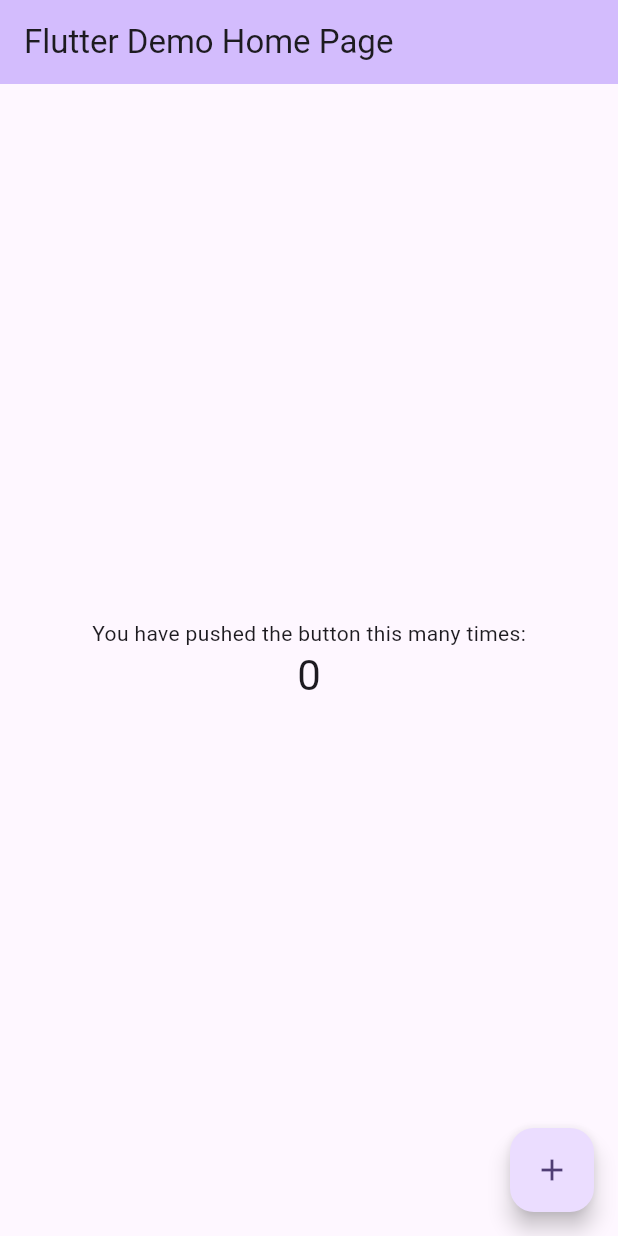
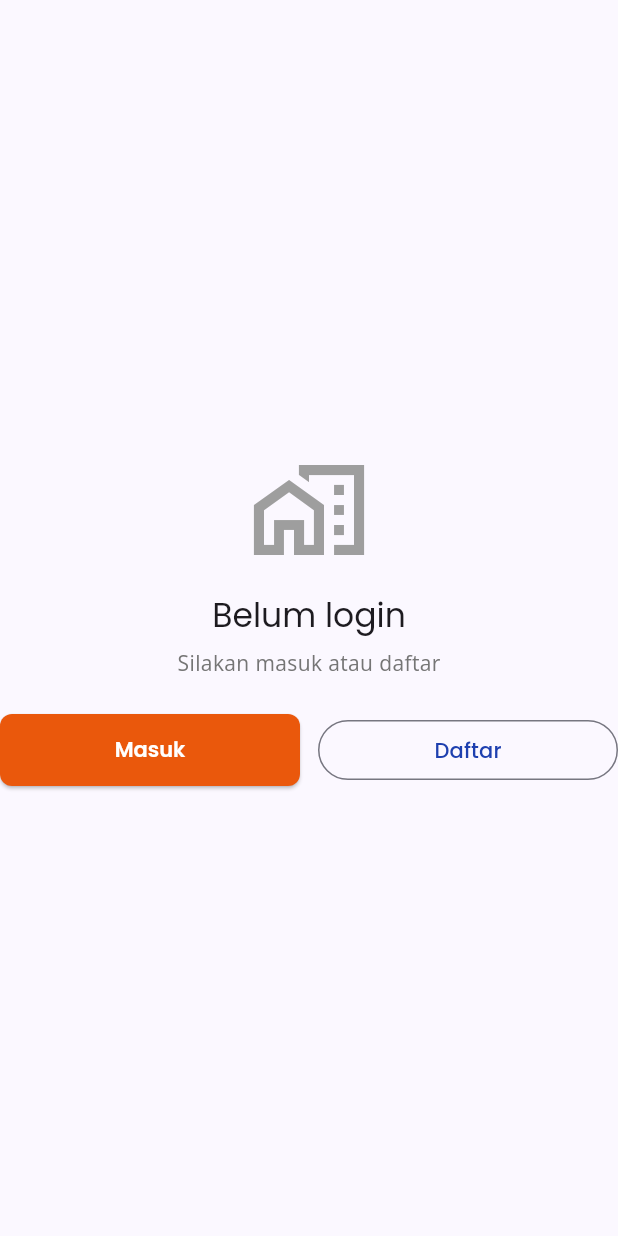
Before and after one commit to dhimskyyy/homeservice, a Flutter app: the screen it shows after launch, on a phone screen of 412 x 824 dp. Run offline on Flutter 3.47's test engine with Material 3 defaults, Android fonts, the phone set to English and light mode, and no system bars; our stand-ins replace flutter_dotenv, flutter_riverpod, go_router, google_fonts, supabase_flutter; accounts and stored records are empty.

Commit message:
Implement authentication flow with login and registration pages, integrate Supabase for user management, and set up routing with GoRouter

```diff
--- /dev/null
+++ b/app/lib/core/supabase_client.dart
@@ -0,0 +1,3 @@
+import 'package:supabase_flutter/supabase_flutter.dart';
+
+final supabase = Supabase.instance.client;
--- /dev/null
+++ b/app/lib/home/home_page.dart
@@ -0,0 +1,99 @@
+import 'package:flutter/material.dart';
+import 'package:flutter_riverpod/flutter_riverpod.dart';
+import 'package:go_router/go_router.dart';
+import '../auth/auth_provider.dart';
+
+class HomePage extends ConsumerWidget {
+  const HomePage({super.key});
+
+  @override
+  Widget build(BuildContext context, WidgetRef ref) {
+    final authState = ref.watch(authProvider);
+    final user = authState.user;
+    final theme = Theme.of(context);
+
+    if (user == null) {
+      return Scaffold(
+        body: Center(
+          child: Column(
+            mainAxisAlignment: MainAxisAlignment.center,
+            children: [
+              const Icon(Icons.home_work_outlined, size: 80, color: Colors.grey),
+              const SizedBox(height: 16),
+              Text(
+                'Belum login',
+                style: theme.textTheme.titleLarge,
+              ),
+              const SizedBox(height: 8),
+              Text(
+                'Silakan masuk atau daftar',
+                style: theme.textTheme.bodyMedium?.copyWith(
+                  color: Colors.grey.shade600,
+                ),
+              ),
+              const SizedBox(height: 24),
+              Row(
+                mainAxisAlignment: MainAxisAlignment.center,
+                children: [
+                  Expanded(
+                    child: ElevatedButton(
+                      onPressed: () => _navigateToLogin(context),
+                      child: const Text('Masuk'),
+                    ),
+                  ),
+                  const SizedBox(width: 12),
+                  Expanded(
+                    child: OutlinedButton(
+                      onPressed: () => _navigateToRegister(context),
+                      child: const Text('Daftar'),
+                    ),
+                  ),
+                ],
+              ),
+            ],
+          ),
+        ),
+      );
+    }
+
+    // Sementara: tampilkan email dan logout
+    return Scaffold(
+      appBar: AppBar(title: const Text('Beres')),
+      body: Center(
+        child: Column(
+          mainAxisAlignment: MainAxisAlignment.center,
+          children: [
+            const Icon(Icons.check_circle_outline, size: 60, color: Colors.green),
+            const SizedBox(height: 16),
+            Text(
+              'Halo, ${user.email}',
+              style: theme.textTheme.titleLarge,
+            ),
+            const SizedBox(height: 8),
+            Text(
+              'Anda login sebagai: ${user.userMetadata?['full_name'] ?? 'Pengguna'}',
+              style: theme.textTheme.bodyMedium?.copyWith(
+                color: Colors.grey.shade600,
+              ),
+            ),
+            const SizedBox(height: 24),
+            ElevatedButton(
+              onPressed: () async {
+                await ref.read(authProvider.notifier).signOut();
+              },
+              child: const Text('Logout'),
+            ),
+          ],
+        ),
+      ),
+    );
+  }
+
+  void _navigateToLogin(BuildContext context) {
+    context.go('/login');
+  }
+
+  void _navigateToRegister(BuildContext context) {
+    context.go('/register');
+  }
+}
--- a/app/lib/main.dart
+++ b/app/lib/main.dart
@@ -1,121 +1,88 @@
 import 'package:flutter/material.dart';
+import 'package:flutter_riverpod/flutter_riverpod.dart';
+import 'package:supabase_flutter/supabase_flutter.dart';
+import 'package:flutter_dotenv/flutter_dotenv.dart';
+import 'package:go_router/go_router.dart';
+import 'package:google_fonts/google_fonts.dart';
+import 'auth/login_page.dart';
+import 'auth/register_page.dart';
+import 'home/home_page.dart';
 
-void main() {
-  runApp(const MyApp());
+void main() async {
+  WidgetsFlutterBinding.ensureInitialized();
+  await dotenv.load(fileName: '.env');
+  await Supabase.initialize(
+    url: dotenv.env['NEXT_PUBLIC_SUPABASE_URL']!,
+    publishableKey: dotenv.env['NEXT_PUBLIC_SUPABASE_ANON_KEY']!,
+  );
+  runApp(const ProviderScope(child: MyApp()));
 }
+
+final GoRouter _router = GoRouter(
+  routes: [
+    GoRoute(
+      path: '/',
+      builder: (context, state) => const HomePage(),
+    ),
+    GoRoute(
+      path: '/login',
+      builder: (context, state) => const LoginPage(),
+    ),
+    GoRoute(
+      path: '/register',
+      builder: (context, state) => const RegisterPage(),
+    ),
+  ],
+);
 
 class MyApp extends StatelessWidget {
   const MyApp({super.key});
 
-  // This widget is the root of your application.
   @override
   Widget build(BuildContext context) {
-    return MaterialApp(
-      title: 'Flutter Demo',
+    final primaryColor = const Color(0xFF1E40AF);
+    final accentColor = const Color(0xFFEA580C);
+
+    return MaterialApp.router(
+      routerConfig: _router,
+      title: 'Beres',
       theme: ThemeData(
-        // This is the theme of your application.
-        //
-        // TRY THIS: Try running your application with "flutter run". You'll see
-        // the application has a purple toolbar. Then, without quitting the app,
-        // try changing the seedColor in the colorScheme below to Colors.green
-        // and then invoke "hot reload" (save your changes or press the "hot
-        // reload" button in a Flutter-supported IDE, or press "r" if you used
-        // the command line to start the app).
-        //
-        // Notice that the counter didn't reset back to zero; the application
-        // state is not lost during the reload. To reset the state, use hot
-        // restart instead.
-        //
-        // This works for code too, not just values: Most code changes can be
-        // tested with just a hot reload.
-        colorScheme: .fromSeed(seedColor: Colors.deepPurple),
-      ),
-      home: const MyHomePage(title: 'Flutter Demo Home Page'),
-    );
-  }
-}
-
-class MyHomePage extends StatefulWidget {
-  const MyHomePage({super.key, required this.title});
-
-  // This widget is the home page of your application. It is stateful, meaning
-  // that it has a State object (defined below) that contains fields that affect
-  // how it looks.
-
-  // This class is the configuration for the state. It holds the values (in this
-  // case the title) provided by the parent (in this case the App widget) and
-  // used by the build method of the State. Fields in a Widget subclass are
-  // always marked "final".
-
-  final String title;
-
-  @override
-  State<MyHomePage> createState() => _MyHomePageState();
-}
-
-class _MyHomePageState extends State<MyHomePage> {
-  int _counter = 0;
-
-  void _incrementCounter() {
-    setState(() {
-      // This call to setState tells the Flutter framework that something has
-      // changed in this State, which causes it to rerun the build method below
-      // so that the display can reflect the updated values. If we changed
-      // _counter without calling setState(), then the build method would not be
-      // called again, and so nothing would appear to happen.
-      _counter++;
-    });
-  }
-
-  @override
-  Widget build(BuildContext context) {
-    // This method is rerun every time setState is called, for instance as done
-    // by the _incrementCounter method above.
-    //
-    // The Flutter framework has been optimized to make rerunning build methods
-    // fast, so that you can just rebuild anything that needs updating rather
-    // than having to individually change instances of widgets.
-    return Scaffold(
-      appBar: AppBar(
-        // TRY THIS: Try changing the color here to a specific color (to
-        // Colors.amber, perhaps?) and trigger a hot reload to see the AppBar
-        // change color while the other colors stay the same.
-        backgroundColor: Theme.of(context).colorScheme.inversePrimary,
-        // Here we take the value from the MyHomePage object that was created by
-        // the App.build method, and use it to set our appbar title.
-        title: Text(widget.title),
-      ),
-      body: Center(
-        // Center is a layout widget. It takes a single child and positions it
-        // in the middle of the parent.
-        child: Column(
-          // Column is also a layout widget. It takes a list of children and
-          // arranges them vertically. By default, it sizes itself to fit its
-          // children horizontally, and tries to be as tall as its parent.
-          //
-          // Column has various properties to control how it sizes itself and
-          // how it positions its children. Here we use mainAxisAlignment to
-          // center the children vertically; the main axis here is the vertical
-          // axis because Columns are vertical (the cross axis would be
-          // horizontal).
-          //
-          // TRY THIS: Invoke "debug painting" (choose the "Toggle Debug Paint"
-          // action in the IDE, or press "p" in the console), to see the
-          // wireframe for each widget.
-          mainAxisAlignment: .center,
-          children: [
-            const Text('You have pushed the button this many times:'),
-            Text(
-              '$_counter',
-              style: Theme.of(context).textTheme.headlineMedium,
+        useMaterial3: true,
+        colorScheme: ColorScheme.fromSeed(
+          seedColor: primaryColor,
+          primary: primaryColor,
+          secondary: accentColor,
+        ),
+        textTheme: GoogleFonts.poppinsTextTheme().copyWith(
+          bodyMedium: GoogleFonts.openSans(),
+        ),
+        appBarTheme: AppBarTheme(
+          backgroundColor: primaryColor,
+          foregroundColor: Colors.white,
+          titleTextStyle: GoogleFonts.poppins(
+            fontSize: 20,
+            fontWeight: FontWeight.w600,
+            color: Colors.white,
+          ),
+        ),
+        elevatedButtonTheme: ElevatedButtonThemeData(
+          style: ElevatedButton.styleFrom(
+            backgroundColor: accentColor,
+            foregroundColor: Colors.white,
+            textStyle: GoogleFonts.poppins(fontWeight: FontWeight.w600),
+            minimumSize: const Size(double.infinity, 48),
+            shape: RoundedRectangleBorder(
+              borderRadius: BorderRadius.circular(8),
             ),
-          ],
+          ),
         ),
-      ),
-      floatingActionButton: FloatingActionButton(
-        onPressed: _incrementCounter,
-        tooltip: 'Increment',
-        child: const Icon(Icons.add),
+        inputDecorationTheme: InputDecorationTheme(
+          border: OutlineInputBorder(
+            borderRadius: BorderRadius.circular(8),
+          ),
+          filled: true,
+          fillColor: Colors.grey.shade50,
+        ),
       ),
     );
   }
```
Also changed, not shown: app/lib/auth/auth_provider.dart (added, +111 -0 lines), app/lib/auth/login_page.dart (added, +112 -0 lines), app/lib/auth/register_page.dart (added, +157 -0 lines), app/pubspec.yaml (+13 -71 lines), 9 other files.
